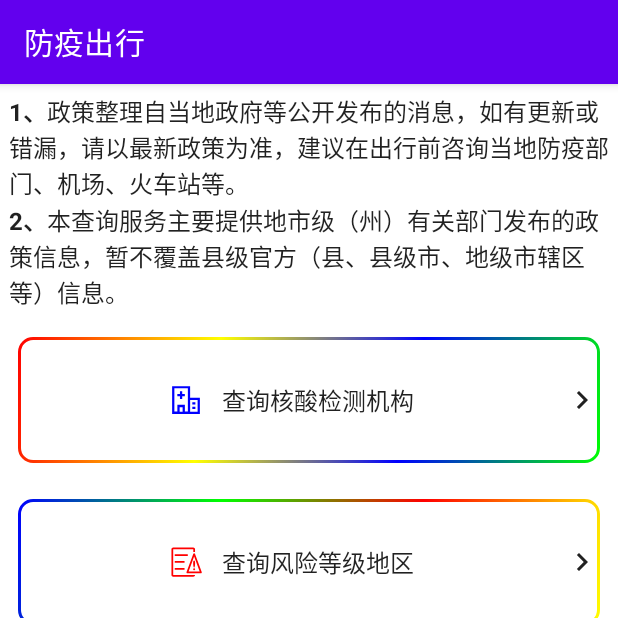
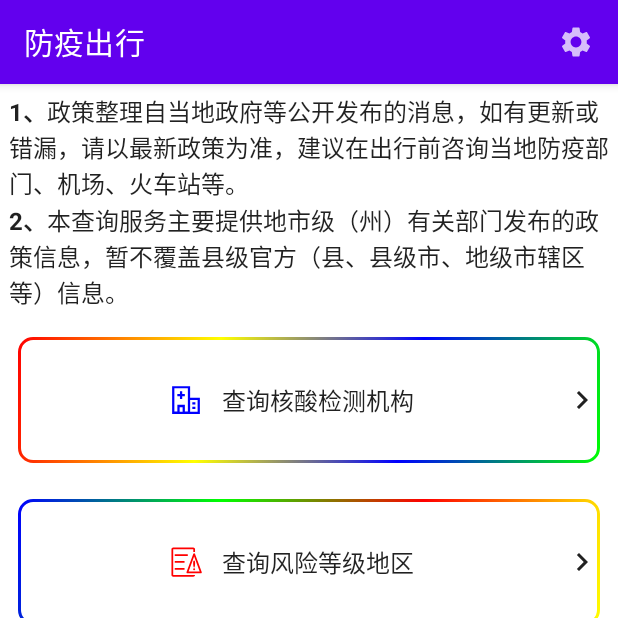
Before and after one commit to PostLiu/TravelPrevention, an Android app built with Jetpack Compose: the screen it shows after launch (MainActivity), on a phone screen of 412 x 824 dp, the top half of it. Run offline under Robolectric (Android 15) with nearby library versions, the phone set to English and light mode, and no system bars; our stand-ins replace Dagger/Hilt's generated code, accompanist, livedata-compose.

Commit message:
更新gradle版本 添加DataStore依赖，实现本地缓存功能 添加切换主题色功能

```diff
--- a/app/build.gradle
+++ b/app/build.gradle
@@ -56,6 +56,7 @@ tasks.withType(org.jetbrains.kotlin.gradle.tasks.KotlinCompile).configureEach {
 
 dependencies {
 
+    implementation("androidx.datastore:datastore-preferences:1.0.0")
     implementation("androidx.room:room-ktx:2.4.2")
     implementation("androidx.room:room-runtime:2.4.2")
     kapt("androidx.room:room-compiler:2.4.2")
--- a/app/src/main/java/com/lx/travelprevention/MainActivity.kt
+++ b/app/src/main/java/com/lx/travelprevention/MainActivity.kt
@@ -13,6 +13,7 @@ import androidx.compose.foundation.shape.RoundedCornerShape
 import androidx.compose.material.*
 import androidx.compose.material.icons.Icons
 import androidx.compose.material.icons.filled.KeyboardArrowRight
+import androidx.compose.material.icons.filled.Settings
 import androidx.compose.runtime.*
 import androidx.compose.runtime.livedata.observeAsState
 import androidx.compose.ui.Alignment
@@ -34,8 +35,12 @@ import androidx.navigation.compose.NavHost
 import androidx.navigation.compose.composable
 import androidx.navigation.compose.rememberNavController
 import androidx.navigation.navArgument
+import com.google.accompanist.systemuicontroller.rememberSystemUiController
+import com.lx.travelprevention.common.Constant
+import com.lx.travelprevention.common.DataStoreUtils
 import com.lx.travelprevention.common.Routes
 import com.lx.travelprevention.common.StateResult
+import com.lx.travelprevention.model.entity.ThemeType
 import com.lx.travelprevention.ui.agency.AgencyPage
 import com.lx.travelprevention.ui.agency.AgencyViewModel
 import com.lx.travelprevention.ui.area.RiskLevelAreaPage
@@ -44,6 +49,7 @@ import com.lx.travelprevention.ui.city.CityPage
 import com.lx.travelprevention.ui.city.CityViewModel
 import com.lx.travelprevention.ui.policy.HealthyTravelPolicyPage
 import com.lx.travelprevention.ui.policy.HealthyTravelPolicyViewModel
+import com.lx.travelprevention.ui.set.theme.MultipleThemesPage
 import com.lx.travelprevention.ui.theme.TravelPreventionTheme
 import dagger.hilt.android.AndroidEntryPoint
 
@@ -54,10 +60,30 @@ class MainActivity : ComponentActivity() {
         private const val TAG = "MainActivity"
     }
 
+    private val dataStoreUtils by lazy { DataStoreUtils.instance(this) }
+
     override fun onCreate(savedInstanceState: Bundle?) {
         super.onCreate(savedInstanceState)
         setContent {
-            TravelPreventionTheme {
+            var selectedTheme by remember { mutableStateOf(ThemeType.PURPLE) }
+            var saveColor by remember { mutableStateOf(Color(ThemeType.PURPLE.color)) }
+            LaunchedEffect(key1 = Unit, block = {
+                Log.e("onCreate", "onCreate: get color from preference")
+                saveColor = Color(dataStoreUtils.readLong(Constant.THEME) ?: ThemeType.PURPLE.color)
+                selectedTheme = ThemeType.defaultThemes.findLast { Color(it.color) == saveColor }
+                    ?: ThemeType.PURPLE
+            })
+            // 读取缓存的颜色
+            LaunchedEffect(key1 = selectedTheme, block = {
+                Log.e(TAG, "onCreate: save color to preference")
+                dataStoreUtils.writeLong(Constant.THEME, selectedTheme.color)
+            })
+            val primaryColor = Color(selectedTheme.color)
+            val systemUiController = rememberSystemUiController()
+            SideEffect {
+                systemUiController.setSystemBarsColor(primaryColor)
+            }
+            TravelPreventionTheme(themeType = selectedTheme) {
                 // A surface container using the 'background' color from the theme
                 val navController = rememberNavController()
                 Surface(
@@ -147,6 +173,15 @@ class MainActivity : ComponentActivity() {
                                 toCityName = toCityName
                             )
                         }
+                        // 主题色
+                        composable(route = Routes.Setting) {
+                            MultipleThemesPage(
+                                navController = navController,
+                                themeType = selectedTheme
+                            ) {
+                                selectedTheme = it
+                            }
+                        }
                     }
                 }
             }
@@ -157,7 +192,13 @@ class MainActivity : ComponentActivity() {
 @Composable
 fun HomePage(navController: NavController = rememberNavController()) {
     Scaffold(topBar = {
-        TopAppBar(title = { Text(text = "防疫出行") })
+        TopAppBar(title = { Text(text = "防疫出行") }, actions = {
+            IconButton(onClick = {
+                navController.navigate(Routes.Setting)
+            }) {
+                Icon(imageVector = Icons.Filled.Settings, contentDescription = null)
+            }
+        })
     }) {
         LazyColumn(
             modifier = Modifier
--- a/app/src/main/java/com/lx/travelprevention/TravelPreventionApp.kt
+++ b/app/src/main/java/com/lx/travelprevention/TravelPreventionApp.kt
@@ -9,6 +9,10 @@ import javax.inject.Inject
 @HiltAndroidApp
 class TravelPreventionApp : Application(), Configuration.Provider {
 
+    companion object {
+        fun newInstance() = TravelPreventionApp()
+    }
+
     @Inject
     lateinit var workerFactory: HiltWorkerFactory
 
--- a/app/src/main/java/com/lx/travelprevention/common/Constant.kt
+++ b/app/src/main/java/com/lx/travelprevention/common/Constant.kt
@@ -4,4 +4,5 @@ object Constant {
 
     const val IP = "http://apis.juhe.cn/"
     const val KEY = "6182f0f65166042270d065926fdcfcff"
+    const val THEME = "theme"
 }
--- a/app/src/main/java/com/lx/travelprevention/common/Routes.kt
+++ b/app/src/main/java/com/lx/travelprevention/common/Routes.kt
@@ -7,4 +7,5 @@ object Routes {
     const val Area = "/area"
     const val Policy = "policy"
     const val City = "/city"
+    const val Setting = "/setting"
 }
--- /dev/null
+++ b/app/src/main/java/com/lx/travelprevention/model/entity/ThemeEntity.kt
@@ -0,0 +1,28 @@
+package com.lx.travelprevention.model.entity
+
+enum class ThemeType(val labelName: String, val color: Long) {
+
+    PURPLE("紫色", 0xFF6200EE),
+    AZURE("蔚蓝", 0xFF70F3FF),
+    FLAMING("火红", 0xFFFF2D51),
+    GREEN("嫩绿", 0xFFBDDD22),
+    APRICOTYELLOW("杏黄", 0xFFFFA631),
+    LILAC("丁香色", 0xFFCCA4E3),
+    INDIGO("靛青", 0xFF177CB0),
+    AZURITE("石青", 0xFF7BCFA6);
+
+    companion object {
+
+        val defaultThemes
+            get() = listOf(
+                PURPLE,
+                AZURE,
+                FLAMING,
+                GREEN,
+                APRICOTYELLOW,
+                LILAC,
+                INDIGO,
+                AZURITE
+            )
+    }
+}
--- a/app/src/main/java/com/lx/travelprevention/ui/theme/Theme.kt
+++ b/app/src/main/java/com/lx/travelprevention/ui/theme/Theme.kt
@@ -1,12 +1,17 @@
 package com.lx.travelprevention.ui.theme
 
+import android.util.Log
 import androidx.compose.foundation.isSystemInDarkTheme
 import androidx.compose.material.MaterialTheme
 import androidx.compose.material.darkColors
 import androidx.compose.material.lightColors
-import androidx.compose.runtime.Composable
-import androidx.compose.runtime.SideEffect
+import androidx.compose.runtime.*
+import androidx.compose.ui.graphics.Color
 import com.google.accompanist.systemuicontroller.rememberSystemUiController
+import com.lx.travelprevention.MainActivity
+import com.lx.travelprevention.common.Constant
+import com.lx.travelprevention.common.DataStoreUtils
+import com.lx.travelprevention.model.entity.ThemeType
 
 private val DarkColorPalette = darkColors(
     primary = Purple200, primaryVariant = Purple700, secondary = Teal200
@@ -27,19 +32,19 @@ private val LightColorPalette = lightColors(
 
 @Composable
 fun TravelPreventionTheme(
-    darkTheme: Boolean = isSystemInDarkTheme(), content: @Composable () -> Unit
+    themeType: ThemeType = ThemeType.PURPLE,
+    darkTheme: Boolean = isSystemInDarkTheme(),
+    content: @Composable () -> Unit
 ) {
     val colors = if (darkTheme) {
         DarkColorPalette
     } else {
         LightColorPalette
     }
-    val primaryColor = MaterialTheme.colors.primary
-    val systemUiController = rememberSystemUiController()
-    SideEffect {
-        systemUiController.setSystemBarsColor(primaryColor)
-    }
     MaterialTheme(
-        colors = colors, typography = Typography, shapes = Shapes, content = content
+        colors = colors.copy(primary = Color(themeType.color)),
+        typography = Typography,
+        shapes = Shapes,
+        content = content
     )
 }
--- a/app/src/main/res/values/themes.xml
+++ b/app/src/main/res/values/themes.xml
@@ -2,6 +2,7 @@
 <resources>
 
     <style name="Theme.TravelPrevention" parent="android:Theme.Material.Light.NoActionBar">
-        <item name="android:statusBarColor">@color/purple_700</item>
+        <item name="android:statusBarColor">@color/white</item>
+        <item name="android:windowLightStatusBar">true</item>
     </style>
 </resources>
--- a/build.gradle
+++ b/build.gradle
@@ -4,8 +4,8 @@ buildscript {
     }
 }// Top-level build file where you can add configuration options common to all sub-projects/modules.
 plugins {
-    id("com.android.application") version('7.4.0-alpha07') apply(false)
-    id("com.android.library") version('7.4.0-alpha07') apply(false)
+    id("com.android.application") version('7.4.0-alpha08') apply(false)
+    id("com.android.library") version('7.4.0-alpha08') apply(false)
     id("org.jetbrains.kotlin.android") version("1.6.21") apply(false)
     id("com.google.dagger.hilt.android") version("2.42") apply(false)
 }
```
Also changed, not shown: app/src/main/java/com/lx/travelprevention/common/DataStoreUtils.kt (added, +71 -0 lines), app/src/main/java/com/lx/travelprevention/ui/set/theme/MultipleThemesPage.kt (added, +72 -0 lines).
